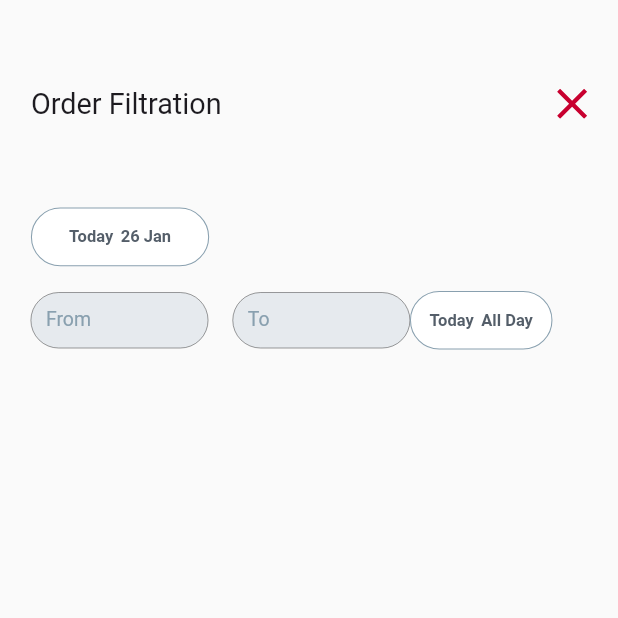
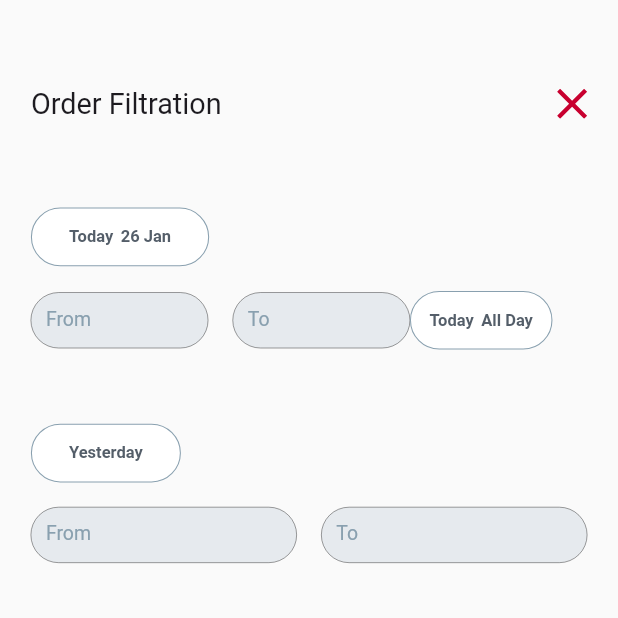
Before and after one commit to alyAly12/fuel_engine_operation, a Flutter app: the FilterScreen screen opened by its route, on a phone screen of 412 x 824 dp, the top half of it. Run offline on Flutter 3.47's test engine with Material 3 defaults, Android fonts, the light colour scheme and no system bars; our stand-ins replace dotted_border, flutter_animate, flutter_svg, go_router, google_fonts, image_picker and 2 more; missing offline and left inert: flutter_nfc_kit.

Commit message:
order filtration screen time picking

```diff
--- a/lib/features/side_menu_feature/presentation/view/inner_screen/filter_screen_feature/presentation/widgets/today_container.dart
+++ b/lib/features/side_menu_feature/presentation/view/inner_screen/filter_screen_feature/presentation/widgets/today_container.dart
@@ -4,11 +4,12 @@ import 'package:sizer/sizer.dart';
 import '../../../../../../../../core/component/custom_text_widget.dart';
 import '../../../../../../../../core/utils/app_strings.dart';
 class TodayDateContainer extends StatelessWidget {
-  const TodayDateContainer({super.key, required this.buttonColor, required this.titleColor, required this.border, required this.onTap});
+  const TodayDateContainer({super.key, required this.buttonColor, required this.titleColor, required this.border, required this.onTap, required this.containerName});
   final Color buttonColor;
   final Color titleColor;
   final BoxBorder border;
   final Function onTap;
+  final String containerName;
   @override
   Widget build(BuildContext context) {
     final DateTime now = DateTime.now();
@@ -30,7 +31,7 @@ class TodayDateContainer extends StatelessWidget {
             mainAxisSize: MainAxisSize.min,
             children: [
               CustomTextWidget(
-                title: AppStrings.today,
+                title: containerName,
                 fontSize: 11,
                 fontWeight: FontWeight.w600,
                 color:titleColor,
--- a/lib/features/side_menu_feature/presentation/view/inner_screen/filter_screen_feature/presentation/widgets/today_custom_text_field.dart
+++ b/lib/features/side_menu_feature/presentation/view/inner_screen/filter_screen_feature/presentation/widgets/today_custom_text_field.dart
@@ -1,3 +1,4 @@
+import 'package:activation_app/core/functions/pick_time.dart';
 import 'package:activation_app/features/side_menu_feature/presentation/view/inner_screen/filter_screen_feature/presentation/widgets/all_day_button.dart';
 import 'package:activation_app/features/side_menu_feature/presentation/view/inner_screen/filter_screen_feature/presentation/widgets/custom_filter_text_field.dart';
 import 'package:activation_app/features/side_menu_feature/presentation/view/inner_screen/filter_screen_feature/presentation/widgets/today_container.dart';
@@ -50,11 +51,10 @@ class _TodayCustomTextFieldState extends State<TodayCustomTextField> {
             setState(() {
               _todayPressed = !_todayPressed;
             });
-          },
+          }, containerName:AppStrings.today,
         ),
         SizedBox(height: 2.h,),
         Row(
-
           children: [
             Flexible(
               flex: 1,
@@ -63,53 +63,24 @@ class _TodayCustomTextFieldState extends State<TodayCustomTextField> {
                   controller: toController,
                   fillColor: _todayPressed?Colors.white:const Color(0xffe6eaee),
                   labelText: AppStrings.from,
-                onTap: ()async{},
+                onTap: ()async{
+                  await pickTime(controller: toController, context: context);
+                  setState(() {});
+                },
               ),
             ),
             SizedBox(width: 4.w,),
             Flexible(
               flex: 1,
-              child: TextFormField(
-                enabled:_todayPressed ,
-                readOnly: true,
-                showCursor: false,
-                onTap:  ()async {
-                  TimeOfDay _dateTime = TimeOfDay.now();
-                  FocusScope.of(context).requestFocus(FocusNode());
-                  TimeOfDay? picked = await showTimePicker(
-                      context: context,
-                      initialTime: _dateTime,
-                      initialEntryMode: TimePickerEntryMode.dial
-                  );
-                  if(picked != null && picked != _dateTime){
-                    fromController.text = picked.format(context).toString();
-                    setState(() {
-                      _dateTime = picked;
-                    });
-                  }else{
-                    _dateTime;
-                  }
-                } ,
-                controller:fromController,
-                maxLines: 1,
-                minLines: 1,
-                decoration: InputDecoration(
-                    fillColor: _todayPressed?Colors.white:Color(0xffe6eaee),
-                    filled: true,
-                    isDense: true,
-                    contentPadding: const EdgeInsets.fromLTRB(10, 18,10,0),
-                    labelText:AppStrings.to,
-                    labelStyle: const TextStyle(
-                        color: AppColors.orderNumberColor,
-                        fontSize: 13
-                    ),
-                    border: OutlineInputBorder(
-                        borderRadius: BorderRadius.circular(20),
-                        borderSide: const BorderSide(
-                            color: AppColors.orderNumberColor
-                        )
-                    )
-                ),
+              child: CustomFilterTextField(
+                enabled: _todayPressed,
+                controller: fromController,
+                fillColor: _todayPressed?Colors.white:const Color(0xffe6eaee),
+                labelText: AppStrings.to,
+                onTap: ()async{
+                  await pickTime(controller: fromController, context: context);
+                  setState(() {});
+                },
               ),
             ),
             Flexible(
--- a/lib/features/side_menu_feature/presentation/view/inner_screen/filter_screen_feature/presentation/widgets/today_filter.dart
+++ b/lib/features/side_menu_feature/presentation/view/inner_screen/filter_screen_feature/presentation/widgets/today_filter.dart
@@ -1,5 +1,7 @@
 import 'package:activation_app/features/side_menu_feature/presentation/view/inner_screen/filter_screen_feature/presentation/widgets/today_custom_text_field.dart';
+import 'package:activation_app/features/side_menu_feature/presentation/view/inner_screen/filter_screen_feature/presentation/widgets/yesterday_filter.dart';
 import 'package:flutter/material.dart';
+import 'package:sizer/sizer.dart';
 
 class TodayFilter extends StatelessWidget {
   const TodayFilter({super.key});
@@ -8,7 +10,9 @@ class TodayFilter extends StatelessWidget {
   Widget build(BuildContext context) {
     return Column(
       children: [
-        TodayCustomTextField()
+        const TodayCustomTextField(),
+        SizedBox(height: 6.h,),
+        const YesterdayCustomContainer()
       ],
     );
   }
--- /dev/null
+++ b/lib/features/side_menu_feature/presentation/view/inner_screen/filter_screen_feature/presentation/widgets/yesterday_container.dart
@@ -0,0 +1,38 @@
+import 'package:flutter/material.dart';
+import 'package:sizer/sizer.dart';
+import '../../../../../../../../core/component/custom_text_widget.dart';
+import '../../../../../../../../core/utils/app_strings.dart';
+
+
+class YesterdayContainer extends StatelessWidget {
+  const YesterdayContainer({super.key, required this.buttonColor, required this.titleColor, required this.border, required this.onTap});
+
+  final Color buttonColor;
+  final Color titleColor;
+  final BoxBorder border;
+  final Function onTap;
+  @override
+  Widget build(BuildContext context) {
+    return GestureDetector(
+      onTap: (){
+        onTap();
+      },
+      child: Container(
+        decoration: BoxDecoration(
+            color: buttonColor,
+            borderRadius: BorderRadius.circular(20),
+            border:border
+        ),
+        child: Padding(
+          padding:  EdgeInsets.symmetric(horizontal: 6.w,vertical: 1.5.h),
+          child: CustomTextWidget(
+            title: AppStrings.yesterday,
+            fontSize: 11,
+            fontWeight: FontWeight.w600,
+            color:titleColor,
+          ),
+        ),
+      ),
+    );
+  }
+}
--- /dev/null
+++ b/lib/features/side_menu_feature/presentation/view/inner_screen/filter_screen_feature/presentation/widgets/yesterday_filter.dart
@@ -0,0 +1,91 @@
+import 'package:activation_app/features/side_menu_feature/presentation/view/inner_screen/filter_screen_feature/presentation/widgets/yesterday_container.dart';
+import 'package:flutter/material.dart';
+import 'package:sizer/sizer.dart';
+import '../../../../../../../../core/functions/pick_time.dart';
+import '../../../../../../../../core/utils/app_colors.dart';
+import '../../../../../../../../core/utils/app_strings.dart';
+import 'custom_filter_text_field.dart';
+
+
+class YesterdayCustomContainer extends StatefulWidget {
+  const YesterdayCustomContainer({
+    super.key,
+  });
+
+
+  @override
+  State<YesterdayCustomContainer> createState() => _YesterdayCustomContainerState();
+}
+
+class _YesterdayCustomContainerState extends State<YesterdayCustomContainer> {
+  late TextEditingController toController;
+  late TextEditingController fromController;
+  @override
+  void initState() {
+    toController =TextEditingController();
+    fromController =TextEditingController();
+    super.initState();
+  }
+  @override
+  void dispose() {
+    toController.dispose();
+    fromController.dispose();
+    super.dispose();
+  }
+
+  bool _yesterdayPressed = false;
+
+  @override
+  Widget build(BuildContext context) {
+    return Column(
+      crossAxisAlignment: CrossAxisAlignment.start,
+      children: [
+        YesterdayContainer(
+          buttonColor: _yesterdayPressed ? AppColors.redColor : Colors.white,
+          titleColor:
+          _yesterdayPressed ? Colors.white : AppColors.appBarColor,
+          border: _yesterdayPressed
+              ? Border.all(color: Colors.transparent, width: 0.7)
+              : Border.all(color: AppColors.orderNumberColor, width: 0.7),
+          onTap: () {
+            setState(() {
+              _yesterdayPressed = !_yesterdayPressed;
+            });
+          },
+        ),
+        SizedBox(height: 2.h,),
+        Row(
+          children: [
+            Flexible(
+              flex: 1,
+              child: CustomFilterTextField(
+                enabled: _yesterdayPressed,
+                controller: toController,
+                fillColor: _yesterdayPressed?Colors.white:const Color(0xffe6eaee),
+                labelText: AppStrings.from,
+                onTap: ()async{
+                  await pickTime(controller: toController, context: context);
+                  setState(() {});
+                },
+              ),
+            ),
+            SizedBox(width: 4.w,),
+            Flexible(
+              flex: 1,
+              child: CustomFilterTextField(
+                enabled: _yesterdayPressed,
+                controller: fromController,
+                fillColor: _yesterdayPressed?Colors.white:const Color(0xffe6eaee),
+                labelText: AppStrings.to,
+                onTap: ()async{
+                  await pickTime(controller: fromController, context: context);
+                  setState(() {});
+                },
+              ),
+            ),
+          ],
+        ),
+      ],
+    );
+  }
+}
```
Also changed, not shown: lib/core/functions/pick_time.dart (+6 -8 lines).
